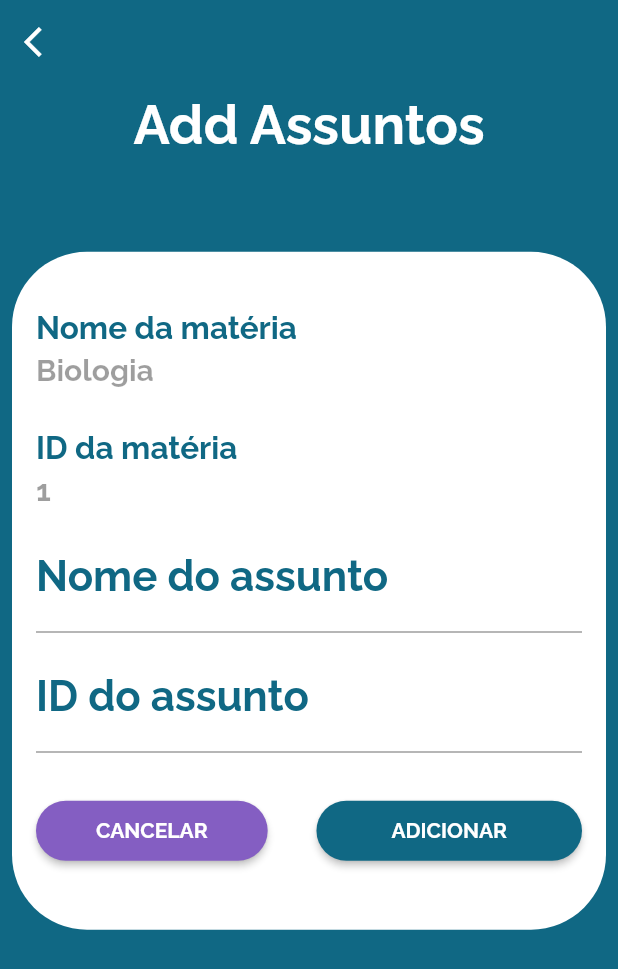
After one commit to EmanuelCezardm/SummariesApp, a Flutter app: the HomeScreen screen opened by its route, after a tap on the "add" icon, on a phone screen of 412 x 824 dp. The commit adds this screen. Shown: the top 969 px of the screen. Run offline on Flutter 3.47's test engine with Material 2 defaults, Android fonts, the phone set to English and light mode, and no system bars; our stand-ins replace mask_text_input_formatter, sqflite; accounts and stored records are empty.

Commit message:
Add: add contents Screen

```diff
--- a/lib/domain/model/contents_model.dart
+++ b/lib/domain/model/contents_model.dart
@@ -1,28 +1,28 @@
 class ContentsModel {
+  late int _idContents;
   late String _nameContents;
-  late int _idContents;
   late int _idSubject;
 
   ContentsModel(
+    this._idContents,
     this._nameContents,
-    this._idContents,
     this._idSubject,
   );
 
+  int get idContents => _idContents;
   String get nameContents => _nameContents;
-  int get idContents => _idContents;
   int get idSubject => _idSubject;
 
   ContentsModel.fromJson(Map json) {
+    _idContents = json['id_assunto'];
     _nameContents = json['nome_assunto'];
-    _idContents = json['id_assunto'];
     _idSubject = json['id_materia_fk'];
   }
 
   Map<String, dynamic> toJson() {
     final Map<String, dynamic> data = <String, dynamic>{};
+    data['id_assunto'] = _idContents;
     data['nome_assunto'] = _nameContents;
-    data['id_assunto'] = _idContents;
     data['id_materia_fk'] = _idSubject;
     return data;
   }
--- /dev/null
+++ b/lib/ui/screens/add_contents_screen.dart
@@ -0,0 +1,269 @@
+import 'package:flutter/cupertino.dart';
+import 'package:flutter/material.dart';
+import 'package:summaries_app/data/dao/contentsdao.dart';
+import 'package:summaries_app/domain/model/contents_model.dart';
+import 'package:summaries_app/domain/model/subjects_model.dart';
+import 'package:summaries_app/ui/styles/app_colors.dart';
+import 'package:summaries_app/ui/widgets/app_app_bar.dart';
+import 'package:summaries_app/ui/widgets/app_text.dart';
+
+class AddContentsScreen extends StatefulWidget {
+  final SubjectsModel subject;
+
+  const AddContentsScreen({
+    required this.subject,
+    Key? key,
+  }) : super(key: key);
+
+  @override
+  _AddContentsScreenState createState() => _AddContentsScreenState();
+}
+
+class _AddContentsScreenState extends State<AddContentsScreen> {
+  final GlobalKey<FormState> _formKey = GlobalKey<FormState>();
+  final TextEditingController _nameController = TextEditingController();
+  final TextEditingController _idController = TextEditingController();
+
+  @override
+  Widget build(BuildContext context) {
+    return Scaffold(
+      appBar: _buildAppBar(''),
+      body: _buildBody(),
+      backgroundColor: AppColors.blue,
+    );
+  }
+
+  _buildAppBar(String title) {
+    return AppAppBar(
+      title: title,
+      size: MediaQuery.of(context).size,
+    );
+  }
+
+  _buildBody() {
+    return ListView(
+      children: [
+        const AppText(
+          text: 'Add Assuntos',
+          color: AppColors.white,
+          fontSize: 36,
+          align: TextAlign.center,
+        ),
+        Container(
+          margin: const EdgeInsets.fromLTRB(8, 64, 8, 0),
+          decoration: const BoxDecoration(
+            borderRadius: BorderRadius.all(Radius.circular(50)),
+            color: AppColors.white,
+          ),
+          padding: const EdgeInsets.fromLTRB(16, 30, 16, 46),
+          child: Column(
+            children: [
+              _buildForm(),
+              Container(
+                margin: const EdgeInsets.only(top: 32),
+                child: _buildButtons(),
+              ),
+            ],
+          ),
+        ),
+      ],
+    );
+  }
+
+  Form _buildForm() {
+    return Form(
+      key: _formKey,
+      child: Column(
+        children: [
+          TextFormField(
+            enabled: false,
+            decoration: const InputDecoration(
+              disabledBorder: InputBorder.none,
+              labelText: 'Nome da matéria',
+              labelStyle: TextStyle(
+                fontSize: 28,
+                color: AppColors.blue,
+              ),
+            ),
+            initialValue: widget.subject.nameSubjects,
+            style: const TextStyle(
+              fontSize: 20,
+            ),
+          ),
+          const SizedBox(height: 8),
+          TextFormField(
+            enabled: false,
+            decoration: const InputDecoration(
+              disabledBorder: InputBorder.none,
+              labelText: 'ID da matéria',
+              labelStyle: TextStyle(
+                fontSize: 28,
+                color: AppColors.blue,
+              ),
+            ),
+            initialValue: widget.subject.idSubject.toString(),
+            style: const TextStyle(
+              fontSize: 20,
+            ),
+          ),
+          TextFormField(
+            controller: _nameController,
+            validator: _nameValidator,
+            decoration: const InputDecoration(
+              labelText: 'Nome do assunto',
+              labelStyle: TextStyle(
+                fontSize: 28,
+                color: AppColors.blue,
+              ),
+            ),
+            style: const TextStyle(
+              fontSize: 20,
+            ),
+            keyboardType: TextInputType.name,
+          ),
+          const SizedBox(height: 8),
+          TextFormField(
+            controller: _idController,
+            validator: _idValidator,
+            decoration: const InputDecoration(
+              labelText: 'ID do assunto',
+              labelStyle: TextStyle(
+                fontSize: 28,
+                color: AppColors.blue,
+              ),
+            ),
+            style: const TextStyle(
+              fontSize: 20,
+            ),
+            keyboardType: TextInputType.number,
+          ),
+        ],
+      ),
+    );
+  }
+
+  Row _buildButtons() {
+    return Row(
+      mainAxisAlignment: MainAxisAlignment.spaceBetween,
+      children: [
+        SizedBox(
+          height: 40,
+          child: ElevatedButton(
+            style: ElevatedButton.styleFrom(
+              primary: AppColors.lilas,
+              padding: const EdgeInsets.symmetric(horizontal: 40),
+              shape: RoundedRectangleBorder(
+                borderRadius: BorderRadius.circular(20),
+              ),
+            ),
+            onPressed: () {
+              Navigator.pop(context);
+            },
+            child: const Text(
+              "CANCELAR",
+              style: TextStyle(
+                fontSize: 14,
+                color: Colors.white,
+              ),
+            ),
+          ),
+        ),
+        SizedBox(
+          height: 40,
+          child: ElevatedButton(
+            onPressed: _add,
+            style: ElevatedButton.styleFrom(
+              primary: AppColors.blue,
+              padding: const EdgeInsets.symmetric(horizontal: 50),
+              elevation: 2,
+              shape: RoundedRectangleBorder(
+                borderRadius: BorderRadius.circular(20),
+              ),
+            ),
+            child: const Text(
+              "ADICIONAR",
+              style: TextStyle(
+                fontSize: 14,
+                color: Colors.white,
+              ),
+            ),
+          ),
+        ),
+      ],
+    );
+  }
+
+  String? _nameValidator(value) {
+    if (value == null || value.isEmpty) {
+      return 'O campo é obrigatório!';
+    }
+    return null;
+  }
+
+  String? _idValidator(value) {
+    if (value == null || value.isEmpty) {
+      return 'O campo é obrigatório!';
+    }
+    return null;
+  }
+
+  _add() async {
+    if (!_formKey.currentState!.validate()) return;
+
+    final int idContent = int.parse(_idController.text);
+    final String nameContent = _nameController.text;
+    final int idSubject = widget.subject.idSubject;
+
+    final ContentsModel content =
+        ContentsModel(idContent, nameContent, idSubject);
+
+    await ContentsDao().addContent(content);
+
+    _functionContinue(context);
+  }
+
+  _functionContinue(context) {
+    return showDialog(
+      barrierDismissible: false,
+      context: context,
+      builder: (BuildContext context) {
+        return AlertDialog(
+          actionsAlignment: MainAxisAlignment.center,
+          backgroundColor: AppColors.background,
+          title: const AppText(
+            fontSize: 20,
+            text: 'Assunto salvo com sucesso.',
+            align: TextAlign.center,
+            fontFamily: 'Raleway',
+          ),
+          actions: [
+            CupertinoButton(
+              child: const AppText(
+                fontSize: 20,
+                fontFamily: 'Raleway',
+                text: 'Continuar',
+                color: AppColors.blue,
+                align: TextAlign.center,
+              ),
+              onPressed: () {
+                Navigator.pop(context);
+              },
+            ),
+            CupertinoButton(
+              child: const AppText(
+                fontSize: 20,
+                fontFamily: 'Raleway',
+                text: 'Sair',
+                color: AppColors.blue,
+                align: TextAlign.center,
+              ),
+              onPressed: () {
+                Navigator.pop(context);
+              },
+            ),
+          ],
+        );
+      },
+    );
+  }
+}
--- a/lib/ui/screens/main/home_screen.dart
+++ b/lib/ui/screens/main/home_screen.dart
@@ -2,6 +2,7 @@ import 'package:flutter/cupertino.dart';
 import 'package:flutter/material.dart';
 import 'package:summaries_app/data/dao/subjectsdao.dart';
 import 'package:summaries_app/domain/model/subjects_model.dart';
+import 'package:summaries_app/ui/screens/add_contents_screen.dart';
 import 'package:summaries_app/ui/screens/main/contents_screen.dart';
 import 'package:summaries_app/ui/widgets/app_app_bar.dart';
 import 'package:summaries_app/ui/widgets/app_card.dart';
@@ -13,6 +14,8 @@ class HomeScreen extends StatefulWidget {
   @override
   _HomeScreenState createState() => _HomeScreenState();
 }
+
+final bool isAdmin = true;
 
 class _HomeScreenState extends State<HomeScreen> {
   late Future<List<SubjectsModel>> subjectsList;
@@ -69,12 +72,22 @@ class _HomeScreenState extends State<HomeScreen> {
               MaterialPageRoute(
                 builder: (context) => ContentsScreen(
                   subject: subjectList[index],
-                  isAdm: false,
                 ),
               ),
             );
           },
-          addIcon: false,
+          starIcon: false,
+          addIcon: isAdmin,
+          onPressedAddIcon: () {
+            Navigator.push(
+              context,
+              MaterialPageRoute(
+                builder: (context) => AddContentsScreen(
+                  subject: subjectList[index],
+                ),
+              ),
+            );
+          },
         );
       },
     );
--- a/lib/ui/screens/menu/favorites_screen.dart
+++ b/lib/ui/screens/menu/favorites_screen.dart
@@ -37,7 +37,8 @@ class _FavoritesScreenState extends State<FavoritesScreen> {
           onPressed: () {
             Navigator.pushNamed(context, '/summaries');
           },
-          addIcon: false,
+          starIcon: false,
+          onPressedAddIcon: () {},
         ),
       ],
     );
--- a/lib/ui/screens/user/register_screen.dart
+++ b/lib/ui/screens/user/register_screen.dart
@@ -85,7 +85,7 @@ class _RegisterScreenState extends State<RegisterScreen> {
     return Column(
       children: <Widget>[
         Padding(
-          padding: const EdgeInsets.symmetric(horizontal: 10),
+          padding: const EdgeInsets.symmetric(horizontal: 5),
           child: Container(
             height: size.height * .85,
             decoration: const BoxDecoration(
--- a/lib/ui/widgets/app_card.dart
+++ b/lib/ui/widgets/app_card.dart
@@ -1,19 +1,24 @@
 import 'package:flutter/cupertino.dart';
 import 'package:flutter/material.dart';
+import 'package:summaries_app/ui/screens/add_contents_screen.dart';
 import 'package:summaries_app/ui/styles/app_colors.dart';
 import 'package:summaries_app/ui/widgets/app_text.dart';
 
 class AppCard extends StatefulWidget {
   final String text;
+  final bool starIcon;
   final bool addIcon;
   final double fontSize;
   final VoidCallback onPressed;
+  final VoidCallback onPressedAddIcon;
 
   const AppCard({
     required this.text,
     required this.fontSize,
     required this.onPressed,
-    this.addIcon = true,
+    this.starIcon = true,
+    this.addIcon = false,
+    required this.onPressedAddIcon,
     Key? key,
   }) : super(key: key);
 
@@ -34,7 +39,7 @@ class _AppCardState extends State<AppCard> {
           borderRadius: BorderRadius.circular(12),
         ),
         child: Padding(
-          padding: const EdgeInsets.symmetric(horizontal: 8, vertical: 20),
+          padding: const EdgeInsets.symmetric(horizontal: 8, vertical: 22),
           child: Row(
             mainAxisAlignment: MainAxisAlignment.spaceBetween,
             children: [
@@ -42,7 +47,7 @@ class _AppCardState extends State<AppCard> {
                 text: widget.text,
                 fontSize: widget.fontSize,
               ),
-              _makeIcon(context),
+              _makeIcons(),
             ],
           ),
         ),
@@ -50,8 +55,18 @@ class _AppCardState extends State<AppCard> {
     );
   }
 
-  _makeIcon(context) {
-    if (widget.addIcon) {
+  _makeIcons() {
+    if (widget.starIcon && widget.addIcon == false) {
+      return _makeStarIcon();
+    } else if (widget.starIcon == false && widget.addIcon) {
+      return _makeAddIcon();
+    } else {
+      return Container();
+    }
+  }
+
+  _makeStarIcon() {
+    if (widget.starIcon) {
       return GestureDetector(
         onTap: () =>
             setState(() => favorite ? favorite = false : favorite = true),
@@ -71,4 +86,19 @@ class _AppCardState extends State<AppCard> {
       return Container();
     }
   }
+
+  _makeAddIcon() {
+    if (widget.addIcon) {
+      return GestureDetector(
+        onTap: widget.onPressedAddIcon,
+        child: const Icon(
+          Icons.add,
+          color: AppColors.blue,
+          size: 28,
+        ),
+      );
+    } else {
+      return Container();
+    }
+  }
 }
```
Also changed, not shown: lib/data/dao/contentsdao.dart (+53 -2 lines), lib/ui/screens/main/contents_screen.dart (+36 -40 lines).
